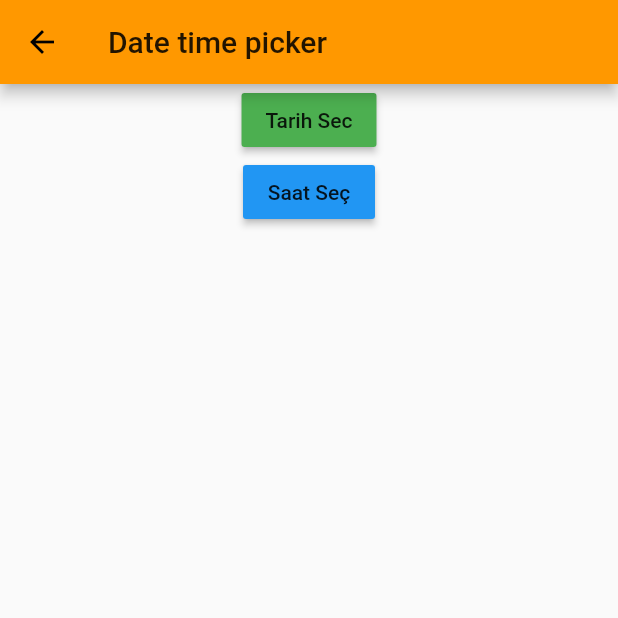
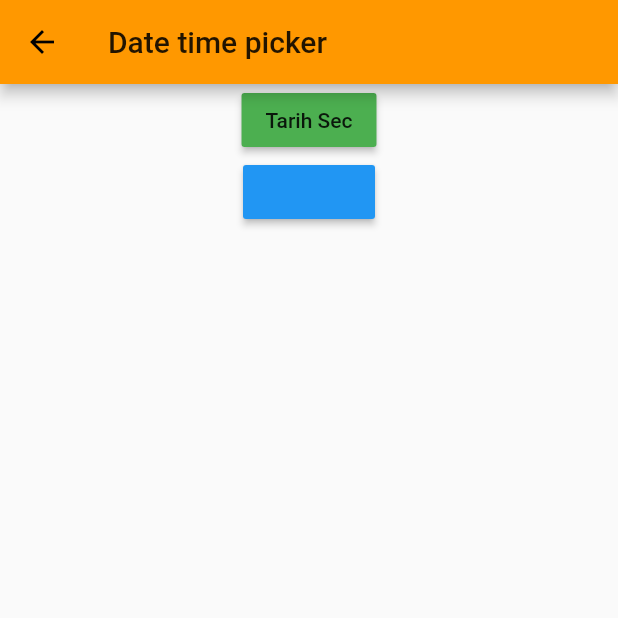
Before and after one commit to mustafauys/Introduction-to-Flutter, a Flutter app: the TarihSaatOrnek screen opened by its route, on a phone screen of 412 x 824 dp, the top half of it. Run offline on Flutter 3.47's test engine with Material 2 defaults, Android fonts, the phone set to English and light mode, and no system bars; our stand-ins replace date_format, fluttertoast.

Commit message:
Date and Time Selection Procedures

```diff
--- a/flutter_first/lib/ui/date_time_picker.dart
+++ b/flutter_first/lib/ui/date_time_picker.dart
@@ -49,7 +49,7 @@ class _TarihSaatOrnekState extends State<TarihSaatOrnek> {
                                 },
                               ),
                               RaisedButton(
-                                child: Text("Saat Seç"),
+                                child: Text(""),
                                 color: Colors.blue,
                                 onPressed: () {
                                   showTimePicker(context: context, initialTime: suankiSaat).then((secilenSaat){
```
